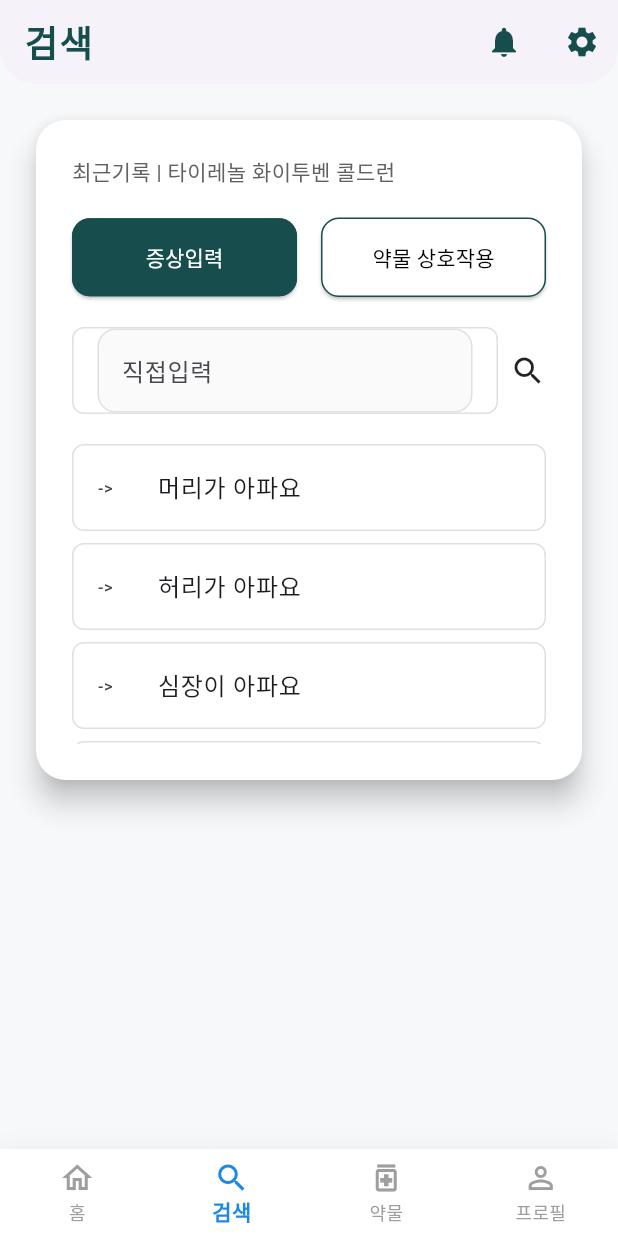
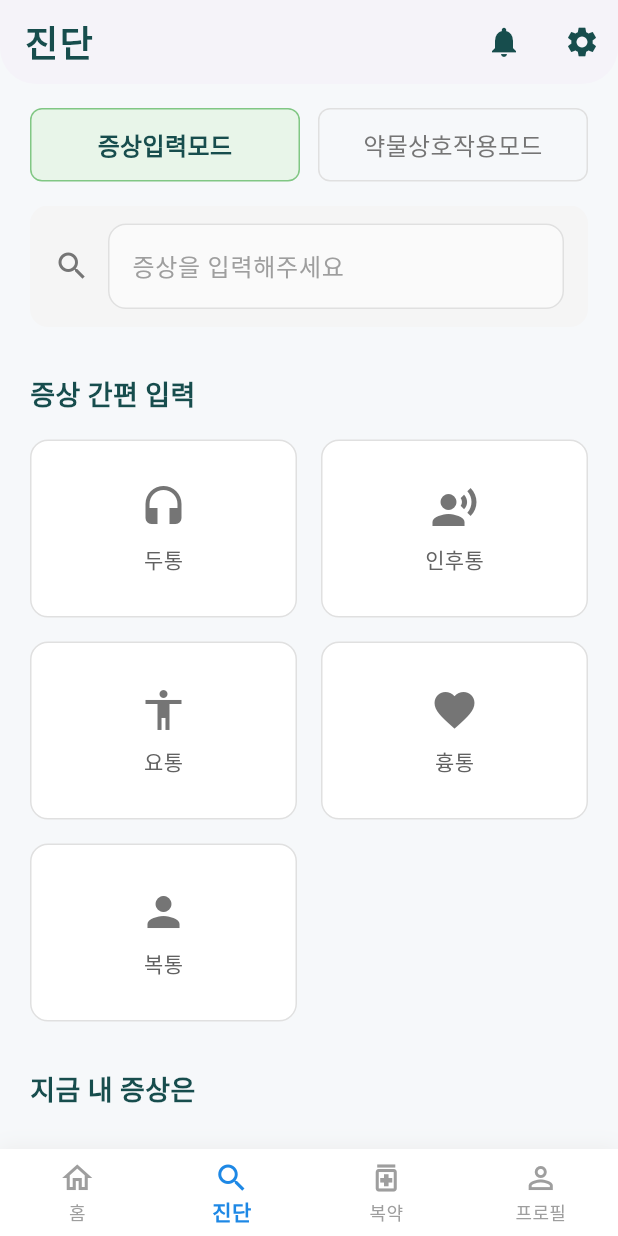
Before and after one commit to KICT2022/frontend, a Flutter app: the SearchScreen screen opened by its route, on a phone screen of 412 x 824 dp. Run offline on Flutter 3.47's test engine with Material 3 defaults, Android fonts, the phone set to English and light mode, and no system bars; our stand-ins replace go_router, shared_preferences; accounts and stored records are empty; Roboto replaces fonts that are missing (NotoSansKR).

Commit message:
진단 화면 대폭 수정

```diff
--- a/lib/screens/medication_screen.dart
+++ b/lib/screens/medication_screen.dart
@@ -18,7 +18,7 @@ class _MedicationScreenState extends State<MedicationScreen> {
       backgroundColor: const Color(0xFFF6F8FA),
       appBar: AppBar(
         title: const Text(
-          '약물',
+          '복약',
           style: TextStyle(
             fontWeight: FontWeight.bold,
             fontSize: 24,
--- a/lib/screens/search_screen.dart
+++ b/lib/screens/search_screen.dart
@@ -30,7 +30,7 @@ class _SearchScreenState extends State<SearchScreen> {
       backgroundColor: const Color(0xFFF6F8FA),
       appBar: AppBar(
         title: const Text(
-          '검색',
+          '진단',
           style: TextStyle(
             fontWeight: FontWeight.bold,
             fontSize: 24,
@@ -93,97 +93,105 @@ class _SearchScreenState extends State<SearchScreen> {
           borderRadius: BorderRadius.vertical(bottom: Radius.circular(24)),
         ),
       ),
-      body: Padding(
-        padding: const EdgeInsets.all(20.0),
-        child: SingleChildScrollView(
-          child: Column(
-            crossAxisAlignment: CrossAxisAlignment.start,
+      body: Column(
         children: [
-              Card(
-                shape: RoundedRectangleBorder(
-                  borderRadius: BorderRadius.circular(20),
-                ),
-                elevation: 8,
-                color: Colors.white,
-                child: Padding(
-                  padding: const EdgeInsets.all(24.0),
-                  child: Column(
-                    crossAxisAlignment: CrossAxisAlignment.start,
-                    children: [
-                      Text(
-                        '최근기록 | 타이레놀 화이투벤 콜드런',
-                        style: TextStyle(fontSize: 14, color: Colors.grey[700]),
-                      ),
-                      const SizedBox(height: 20),
-                      // 기존 증상/약물 입력 탭, 결과 등은 여기에 그대로 배치
-                      Row(
+          // 기능 선택 탭
+          Container(
+            padding: const EdgeInsets.symmetric(horizontal: 20, vertical: 16),
+            child: Row(
               children: [
                 Expanded(
-                            child: ElevatedButton(
-                              onPressed: () {
+                  child: GestureDetector(
+                    onTap: () {
                       setState(() {
                         _isSymptomInput = true;
                       });
                     },
-                              style: ElevatedButton.styleFrom(
-                                backgroundColor:
+                    child: Container(
+                      padding: const EdgeInsets.symmetric(vertical: 12),
+                      decoration: BoxDecoration(
+                        color:
+                            _isSymptomInput
+                                ? Colors.green.shade50
+                                : Colors.transparent,
+                        borderRadius: BorderRadius.circular(8),
+                        border: Border.all(
+                          color:
+                              _isSymptomInput
+                                  ? Colors.green.shade300
+                                  : Colors.grey.shade300,
+                        ),
+                      ),
+                      child: Text(
+                        '증상입력모드',
+                        textAlign: TextAlign.center,
+                        style: TextStyle(
+                          fontWeight:
+                              _isSymptomInput
+                                  ? FontWeight.bold
+                                  : FontWeight.w500,
+                          fontSize: 16,
+                          color:
                               _isSymptomInput
                                   ? Color(0xFF174D4D)
-                                        : Colors.white,
-                                foregroundColor:
-                                    _isSymptomInput
-                                        ? Colors.white
-                                        : Colors.black,
-                                side: const BorderSide(
-                                  color: Color(0xFF174D4D),
-                                ),
-                                shape: RoundedRectangleBorder(
-                                  borderRadius: BorderRadius.circular(12),
+                                  : Colors.grey.shade600,
                         ),
                       ),
-                              child: const Text('증상입력'),
                     ),
                   ),
-                          const SizedBox(width: 16),
+                ),
+                const SizedBox(width: 12),
                 Expanded(
-                            child: ElevatedButton(
-                              onPressed: () {
+                  child: GestureDetector(
+                    onTap: () {
                       setState(() {
                         _isSymptomInput = false;
                       });
                     },
-                              style: ElevatedButton.styleFrom(
-                                backgroundColor:
+                    child: Container(
+                      padding: const EdgeInsets.symmetric(vertical: 12),
+                      decoration: BoxDecoration(
+                        color:
+                            !_isSymptomInput
+                                ? Colors.green.shade50
+                                : Colors.transparent,
+                        borderRadius: BorderRadius.circular(8),
+                        border: Border.all(
+                          color:
+                              !_isSymptomInput
+                                  ? Colors.green.shade300
+                                  : Colors.grey.shade300,
+                        ),
+                      ),
+                      child: Text(
+                        '약물상호작용모드',
+                        textAlign: TextAlign.center,
+                        style: TextStyle(
+                          fontWeight:
+                              !_isSymptomInput
+                                  ? FontWeight.bold
+                                  : FontWeight.w500,
+                          fontSize: 16,
+                          color:
                               !_isSymptomInput
                                   ? Color(0xFF174D4D)
-                                        : Colors.white,
-                                foregroundColor:
-                                    !_isSymptomInput
-                                        ? Colors.white
-                                        : Colors.black,
-                                side: const BorderSide(
-                                  color: Color(0xFF174D4D),
-                                ),
-                                shape: RoundedRectangleBorder(
-                                  borderRadius: BorderRadius.circular(12),
+                                  : Colors.grey.shade600,
                         ),
                       ),
-                              child: const Text('약물 상호작용'),
-                            ),
-                          ),
-                        ],
-                      ),
-                      const SizedBox(height: 20),
-                      // 기존 증상 입력/약물 상호작용 위젯
-                      if (_isSymptomInput) _buildSymptomInput(),
-                      if (!_isSymptomInput) _buildDrugInteraction(),
-                    ],
                     ),
                   ),
                 ),
               ],
             ),
           ),
+          // 메인 콘텐츠
+          Expanded(
+            child:
+                _isSymptomInput
+                    ? _buildSymptomInputScreen()
+                    : _buildDrugInteractionScreen(),
+          ),
+        ],
       ),
       bottomNavigationBar: BottomNavigation(
         currentIndex: 1,
@@ -207,105 +215,184 @@ class _SearchScreenState extends State<SearchScreen> {
     );
   }
 
-  Widget _buildSymptomInput() {
-    return Consumer<MedicationProvider>(
-      builder: (context, medicationProvider, child) {
-        return Column(
+  Widget _buildSymptomInputScreen() {
+    return Padding(
+      padding: const EdgeInsets.fromLTRB(20.0, 0.0, 20.0, 20.0),
+      child: SingleChildScrollView(
+        child: Column(
+          crossAxisAlignment: CrossAxisAlignment.start,
           children: [
-            // 직접 입력
-            Row(
+            // 증상 검색 입력 필드
+            Container(
+              padding: const EdgeInsets.symmetric(horizontal: 16, vertical: 12),
+              decoration: BoxDecoration(
+                color: Colors.grey.shade100,
+                borderRadius: BorderRadius.circular(12),
+              ),
+              child: Row(
                 children: [
+                  Icon(Icons.search, color: Colors.grey.shade600),
+                  const SizedBox(width: 12),
                   Expanded(
-                  child: Container(
-                    padding: const EdgeInsets.symmetric(horizontal: 16),
-                    decoration: BoxDecoration(
-                      border: Border.all(color: Colors.grey.shade300),
-                      borderRadius: BorderRadius.circular(8),
-                    ),
-                    child: const TextField(
-                      decoration: InputDecoration(
-                        hintText: '직접입력',
+                    child: TextField(
+                      decoration: const InputDecoration(
+                        hintText: '증상을 입력해주세요',
                         border: InputBorder.none,
+                        hintStyle: TextStyle(color: Colors.grey),
                       ),
                     ),
                   ),
+                ],
+              ),
+            ),
+            const SizedBox(height: 32),
+
+            // 증상 간편 입력 섹션
+            Text(
+              '증상 간편 입력',
+              style: TextStyle(
+                fontSize: 18,
+                fontWeight: FontWeight.bold,
+                color: Color(0xFF174D4D),
+              ),
+            ),
+            const SizedBox(height: 16),
+
+            // 증상 아이콘 그리드
+            GridView.count(
+              shrinkWrap: true,
+              physics: const NeverScrollableScrollPhysics(),
+              crossAxisCount: 2,
+              crossAxisSpacing: 16,
+              mainAxisSpacing: 16,
+              childAspectRatio: 1.5,
+              children: [
+                _buildSymptomCard('두통', Icons.headset, '머리가 아파요'),
+                _buildSymptomCard('인후통', Icons.record_voice_over, '목이 아파요'),
+                _buildSymptomCard('요통', Icons.accessibility, '허리가 아파요'),
+                _buildSymptomCard('흉통', Icons.favorite, '심장이 아파요'),
+                _buildSymptomCard('복통', Icons.person, '눈이 아파요'),
+              ],
+            ),
+
+            const SizedBox(height: 32),
+
+            // 지금 내 증상은 섹션
+            Text(
+              '지금 내 증상은',
+              style: TextStyle(
+                fontSize: 18,
+                fontWeight: FontWeight.bold,
+                color: Color(0xFF174D4D),
+              ),
+            ),
+            const SizedBox(height: 16),
+
+            // 선택된 증상 칩들
+            Consumer<MedicationProvider>(
+              builder: (context, medicationProvider, child) {
+                return Wrap(
+                  spacing: 8,
+                  runSpacing: 8,
+                  children: [
+                    if (medicationProvider.selectedSymptoms.isEmpty)
+                      Container(
+                        padding: const EdgeInsets.symmetric(
+                          horizontal: 16,
+                          vertical: 8,
+                        ),
+                        decoration: BoxDecoration(
+                          color: Colors.grey.shade200,
+                          borderRadius: BorderRadius.circular(20),
+                        ),
+                        child: Text(
+                          '지금 내 증상은',
+                          style: TextStyle(color: Colors.grey.shade600),
+                        ),
+                      ),
+                    ...medicationProvider.selectedSymptoms.map(
+                      (symptom) => Container(
+                        padding: const EdgeInsets.symmetric(
+                          horizontal: 16,
+                          vertical: 8,
+                        ),
+                        decoration: BoxDecoration(
+                          color: Colors.green.shade600,
+                          borderRadius: BorderRadius.circular(20),
+                        ),
+                        child: Row(
+                          mainAxisSize: MainAxisSize.min,
+                          children: [
+                            Text(
+                              symptom,
+                              style: const TextStyle(color: Colors.white),
                             ),
                             const SizedBox(width: 8),
-                const Icon(Icons.search),
+                            GestureDetector(
+                              onTap:
+                                  () =>
+                                      medicationProvider.removeSymptom(symptom),
+                              child: const Icon(
+                                Icons.close,
+                                color: Colors.white,
+                                size: 16,
+                              ),
+                            ),
                           ],
                         ),
-            const SizedBox(height: 20),
-            // 증상 목록
-            SizedBox(
-              height: 200,
-              child: ListView.builder(
-                shrinkWrap: true,
-                itemCount: _symptoms.length,
-                itemBuilder: (context, index) {
-                  final symptom = _symptoms[index];
-                  final isSelected = medicationProvider.selectedSymptoms
-                      .contains(symptom);
-                  return Container(
-                    margin: const EdgeInsets.only(bottom: 8),
-                    decoration: BoxDecoration(
-                      color: isSelected ? Colors.yellow.shade100 : Colors.white,
-                      border: Border.all(color: Colors.grey.shade300),
-                      borderRadius: BorderRadius.circular(8),
                       ),
-                    child: ListTile(
-                      leading: const Text('->'),
-                      title: Text(symptom),
-                      onTap: () {
-                        if (isSelected) {
-                          medicationProvider.removeSymptom(symptom);
-                        } else {
-                          medicationProvider.addSymptom(symptom);
-                        }
-                      },
                     ),
+                  ],
                 );
               },
             ),
-            ),
-            // 선택된 증상 표시
-            if (medicationProvider.selectedSymptoms.isNotEmpty) ...[
-              const SizedBox(height: 16),
-              Container(
-                width: double.infinity,
-                padding: const EdgeInsets.all(16),
-                decoration: BoxDecoration(
-                  border: Border.all(color: Colors.grey.shade300),
-                  borderRadius: BorderRadius.circular(8),
-                ),
-                child: Text(
-                  medicationProvider.selectedSymptoms.join(', '),
-                  style: const TextStyle(fontSize: 14),
-                ),
-              ),
-              const SizedBox(height: 16),
+
+            const SizedBox(height: 32),
+
+            // 나에게 맞는 약 확인하기 버튼
             SizedBox(
               width: double.infinity,
               child: ElevatedButton(
                 onPressed: () {
-                    // 자가 진단 시작
+                  // 나에게 맞는 약 확인 로직
                 },
                 style: ElevatedButton.styleFrom(
-                    backgroundColor: Colors.green,
+                  backgroundColor: Colors.green.shade600,
                   foregroundColor: Colors.white,
+                  padding: const EdgeInsets.symmetric(vertical: 16),
+                  shape: RoundedRectangleBorder(
+                    borderRadius: BorderRadius.circular(12),
                   ),
-                  child: const Text('몸 자가 진단 시작'),
+                ),
+                child: const Text(
+                  '나에게 맞는 약 확인하기',
+                  style: TextStyle(fontSize: 16, fontWeight: FontWeight.bold),
+                ),
               ),
             ),
           ],
-          ],
-        );
-      },
+        ),
+      ),
     );
   }
 
-  Widget _buildDrugInteraction() {
-    return Column(
+  Widget _buildDrugInteractionScreen() {
+    return Padding(
+      padding: const EdgeInsets.fromLTRB(20.0, 0.0, 20.0, 20.0),
+      child: SingleChildScrollView(
+        child: Column(
+          crossAxisAlignment: CrossAxisAlignment.start,
           children: [
+            Text(
+              '약물 상호작용 확인',
+              style: TextStyle(
+                fontSize: 18,
+                fontWeight: FontWeight.bold,
+                color: Color(0xFF174D4D),
+              ),
+            ),
+            const SizedBox(height: 16),
+
             // 동적으로 생성되는 약물 입력 칸들
             ...List.generate(_drugInputCount, (index) {
               return Column(
@@ -366,6 +453,7 @@ class _SearchScreenState extends State<SearchScreen> {
               );
             }),
             const SizedBox(height: 20),
+
             // 추가하기 버튼
             SizedBox(
               width: double.infinity,
@@ -383,6 +471,7 @@ class _SearchScreenState extends State<SearchScreen> {
               ),
             ),
             const SizedBox(height: 20),
+
             // 복용 가능 여부 확인 버튼
             SizedBox(
               width: double.infinity,
@@ -396,6 +485,62 @@ class _SearchScreenState extends State<SearchScreen> {
               ),
             ),
           ],
+        ),
+      ),
+    );
+  }
+
+  Widget _buildSymptomCard(String title, IconData icon, String symptom) {
+    return Consumer<MedicationProvider>(
+      builder: (context, medicationProvider, child) {
+        final isSelected = medicationProvider.selectedSymptoms.contains(
+          symptom,
+        );
+
+        return GestureDetector(
+          onTap: () {
+            if (isSelected) {
+              medicationProvider.removeSymptom(symptom);
+            } else {
+              medicationProvider.addSymptom(symptom);
+            }
+          },
+          child: Container(
+            decoration: BoxDecoration(
+              color: isSelected ? Colors.green.shade50 : Colors.white,
+              borderRadius: BorderRadius.circular(12),
+              border: Border.all(
+                color:
+                    isSelected ? Colors.green.shade300 : Colors.grey.shade300,
+                width: isSelected ? 2 : 1,
+              ),
+            ),
+            child: Column(
+              mainAxisAlignment: MainAxisAlignment.center,
+              children: [
+                Icon(
+                  icon,
+                  size: 32,
+                  color:
+                      isSelected ? Colors.green.shade600 : Colors.grey.shade600,
+                ),
+                const SizedBox(height: 8),
+                Text(
+                  title,
+                  style: TextStyle(
+                    fontSize: 14,
+                    fontWeight: FontWeight.w500,
+                    color:
+                        isSelected
+                            ? Colors.green.shade600
+                            : Colors.grey.shade700,
+                  ),
+                ),
+              ],
+            ),
+          ),
+        );
+      },
     );
   }
 }
--- a/lib/widgets/bottom_navigation.dart
+++ b/lib/widgets/bottom_navigation.dart
@@ -42,12 +42,12 @@ class BottomNavigation extends StatelessWidget {
           BottomNavigationBarItem(
             icon: Icon(Icons.search_outlined),
             activeIcon: Icon(Icons.search),
-            label: '검색',
+            label: '진단',
           ),
           BottomNavigationBarItem(
             icon: Icon(Icons.medication_outlined),
             activeIcon: Icon(Icons.medication),
-            label: '약물',
+            label: '복약',
           ),
           BottomNavigationBarItem(
             icon: Icon(Icons.person_outline),
```
Lines whose indentation alone changed are shown as unchanged.
